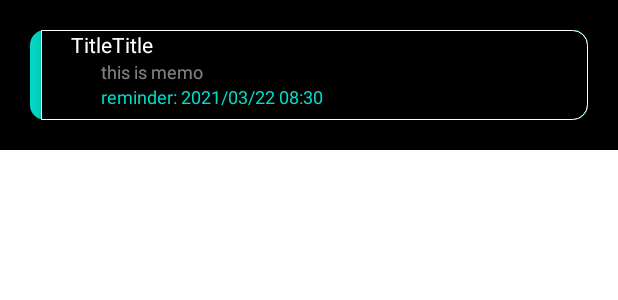
After one commit to masato1230/black_todo_list, an Android app: the layout row_todo.xml on its own in the app's theme, with its tools: preview values and no code run, on a phone screen of 412 x 824 dp. The commit adds this screen. Shown: the top 300 px of the screen. Run offline under Robolectric (Android 15) with nearby library versions, the phone set to English and light mode, and no system bars.

Commit message:
Create todo row layout

```diff
--- a/app/src/main/java/com/jp_funda/blacktodolist/Activities/TodoListFragment.java
+++ b/app/src/main/java/com/jp_funda/blacktodolist/Activities/TodoListFragment.java
@@ -8,18 +8,24 @@ import android.view.ViewGroup;
 import androidx.annotation.NonNull;
 import androidx.fragment.app.Fragment;
 import androidx.navigation.fragment.NavHostFragment;
+import androidx.recyclerview.widget.RecyclerView;
 
 import com.jp_funda.blacktodolist.R;
 
 public class TodoListFragment extends Fragment {
+    private View root;
+    private RecyclerView recyclerView;
 
     @Override
     public View onCreateView(
             LayoutInflater inflater, ViewGroup container,
             Bundle savedInstanceState
     ) {
-        // Inflate the layout for this fragment
-        return inflater.inflate(R.layout.fragment_todo_list, container, false);
+        // Initialize views
+        root =  inflater.inflate(R.layout.fragment_todo_list, container, false);
+        root.findViewById(R.id.todo_recycler);
+
+        return root;
     }
 
     public void onViewCreated(@NonNull View view, Bundle savedInstanceState) {
--- /dev/null
+++ b/app/src/main/res/drawable/background_teal_round.xml
@@ -0,0 +1,5 @@
+<?xml version="1.0" encoding="utf-8"?>
+<shape xmlns:android="http://schemas.android.com/apk/res/android">
+    <solid android:color="@color/teal_200"/>
+    <corners android:radius="10dp" />
+</shape>
--- /dev/null
+++ b/app/src/main/res/drawable/background_white_transparent_right_round.xml
@@ -0,0 +1,8 @@
+<?xml version="1.0" encoding="utf-8"?>
+<shape xmlns:android="http://schemas.android.com/apk/res/android">
+    <solid android:color="@color/black" />
+    <corners android:topRightRadius="10dp"
+        android:bottomRightRadius="10dp" />
+    <stroke android:color="@color/white"
+        android:width="1px"/>
+</shape>
--- /dev/null
+++ b/app/src/main/res/layout/row_todo.xml
@@ -0,0 +1,60 @@
+<?xml version="1.0" encoding="utf-8"?>
+<androidx.constraintlayout.widget.ConstraintLayout
+    xmlns:android="http://schemas.android.com/apk/res/android"
+    xmlns:app="http://schemas.android.com/apk/res-auto"
+    xmlns:tools="http://schemas.android.com/tools"
+    android:padding="20dp"
+    android:background="@color/black"
+    android:layout_width="match_parent"
+    android:layout_height="wrap_content">
+
+    <androidx.constraintlayout.widget.ConstraintLayout
+        android:id="@+id/constraintLayout2"
+        android:layout_width="match_parent"
+        android:layout_height="60dp"
+        android:layout_marginLeft="7dp"
+        android:background="@drawable/background_white_transparent_right_round"
+        android:elevation="5dp"
+        app:layout_constraintTop_toTopOf="parent"
+        tools:layout_editor_absoluteX="20dp">
+
+        <TextView
+            android:id="@+id/row_todo_title"
+            android:layout_width="match_parent"
+            android:layout_height="wrap_content"
+            android:layout_marginLeft="20dp"
+            android:text="TitleTitle"
+            android:textColor="@color/white"
+            app:layout_constraintTop_toTopOf="parent" />
+
+        <TextView
+            android:id="@+id/row_todo_memo"
+            android:layout_width="match_parent"
+            android:layout_height="wrap_content"
+            android:layout_marginLeft="40dp"
+            android:text="this is memo"
+            android:textColor="@color/white_transparent_50"
+            android:textSize="12sp"
+            app:layout_constraintTop_toBottomOf="@+id/row_todo_title" />
+
+        <TextView
+            android:id="@+id/row_todo_reminder"
+            android:layout_width="match_parent"
+            android:layout_height="wrap_content"
+            android:layout_marginLeft="40dp"
+            android:text="reminder: 2021/03/22 08:30"
+            android:textColor="@color/teal_200"
+            android:textSize="12sp"
+            app:layout_constraintTop_toBottomOf="@+id/row_todo_memo" />
+
+    </androidx.constraintlayout.widget.ConstraintLayout>
+
+    <androidx.constraintlayout.widget.ConstraintLayout
+        android:id="@+id/constraintLayout"
+        android:layout_width="match_parent"
+        android:layout_height="60dp"
+        android:elevation="-1dp"
+        android:background="@drawable/background_teal_round"
+        app:layout_constraintTop_toTopOf="parent"
+        tools:layout_editor_absoluteX="20dp" />
+</androidx.constraintlayout.widget.ConstraintLayout>
--- a/app/src/main/res/values/colors.xml
+++ b/app/src/main/res/values/colors.xml
@@ -7,4 +7,7 @@
     <color name="teal_700">#FF018786</color>
     <color name="black">#FF000000</color>
     <color name="white">#FFFFFFFF</color>
+    <color name="white_transparent_50">#80FFFFFF</color>
+    <color name="white_transparent_10">#1AFFFFFF</color>
+    <color name="gray">#1A808080</color>
 </resources>
```
